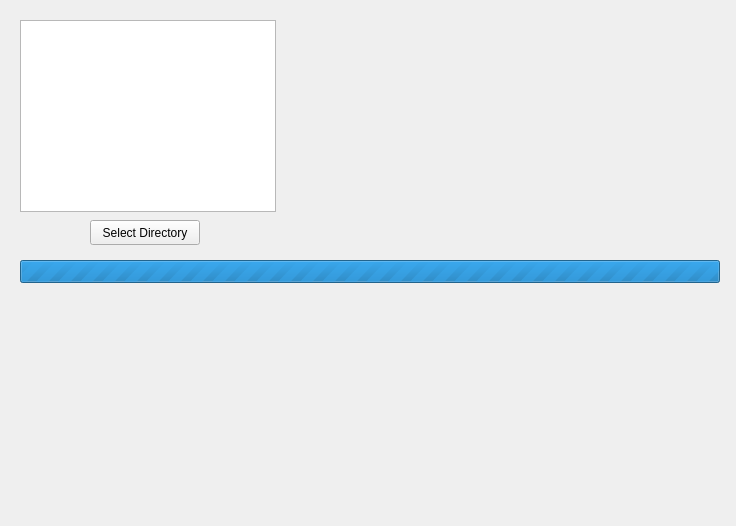
Old version of the form src/mainframe.ui in the repository RareIcubu/Image-to-3D.
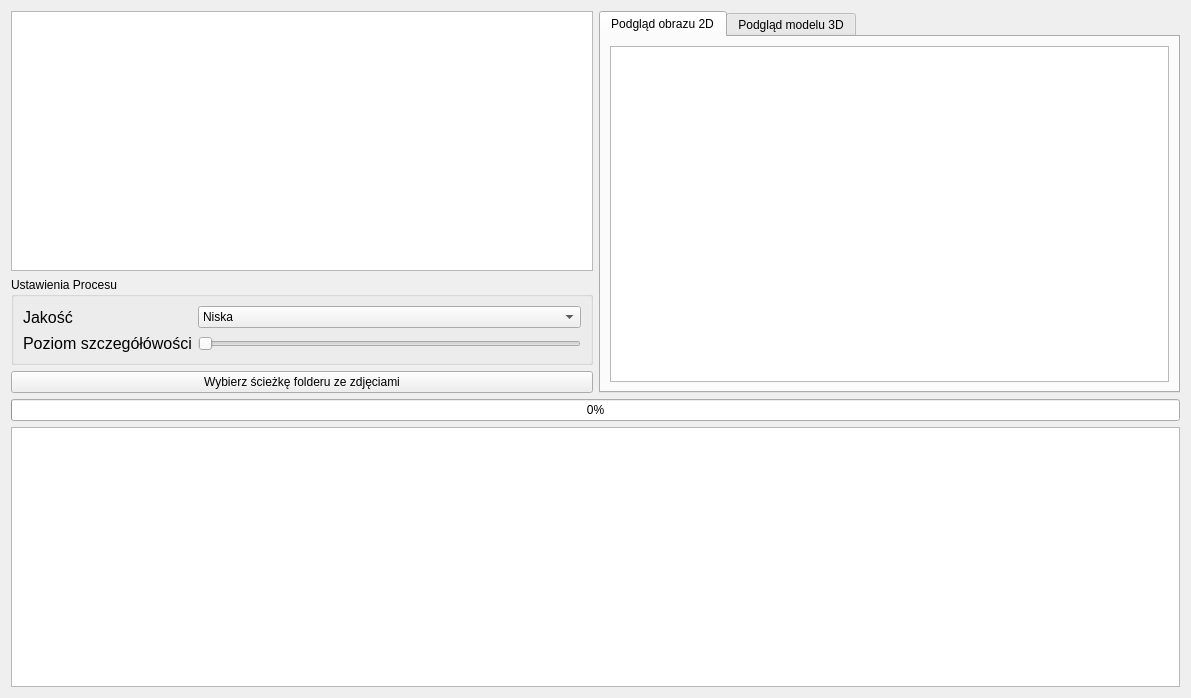
New version of the form.

The edit to the form file:
```diff
--- a/src/mainframe.ui
+++ b/src/mainframe.ui
@@ -6,58 +6,134 @@
    <rect>
     <x>0</x>
     <y>0</y>
-    <width>736</width>
-    <height>526</height>
+    <width>1191</width>
+    <height>698</height>
    </rect>
   </property>
   <property name="windowTitle">
    <string>Frame</string>
   </property>
-  <widget class="QTreeView" name="treeView">
-   <property name="geometry">
-    <rect>
-     <x>20</x>
-     <y>20</y>
-     <width>256</width>
-     <height>192</height>
-    </rect>
-   </property>
-  </widget>
-  <widget class="QPushButton" name="DirectoryButton">
-   <property name="geometry">
-    <rect>
-     <x>90</x>
-     <y>220</y>
-     <width>110</width>
-     <height>25</height>
-    </rect>
-   </property>
-   <property name="text">
-    <string>Select Directory</string>
-   </property>
-  </widget>
-  <widget class="QProgressBar" name="progressBar">
-   <property name="enabled">
-    <bool>true</bool>
-   </property>
-   <property name="geometry">
-    <rect>
-     <x>20</x>
-     <y>260</y>
-     <width>700</width>
-     <height>23</height>
-    </rect>
-   </property>
-   <property name="maximum">
-    <number>0</number>
-   </property>
-   <property name="value">
-    <number>-1</number>
-   </property>
-   <property name="textVisible">
-    <bool>true</bool>
-   </property>
-  </widget>
+  <property name="layoutDirection">
+   <enum>Qt::LayoutDirection::LeftToRight</enum>
+  </property>
+  <layout class="QGridLayout" name="gridLayout">
+   <item row="1" column="0">
+    <widget class="QGroupBox" name="groupBox">
+     <property name="title">
+      <string>Ustawienia Procesu</string>
+     </property>
+     <layout class="QGridLayout" name="gridLayout_3">
+      <item row="0" column="0">
+       <widget class="QLabel" name="label">
+        <property name="font">
+         <font>
+          <pointsize>12</pointsize>
+         </font>
+        </property>
+        <property name="text">
+         <string>Jakość</string>
+        </property>
+       </widget>
+      </item>
+      <item row="0" column="1">
+       <widget class="QComboBox" name="comboBox">
+        <item>
+         <property name="text">
+          <string>Niska</string>
+         </property>
+        </item>
+        <item>
+         <property name="text">
+          <string>Średnia</string>
+         </property>
+        </item>
+        <item>
+         <property name="text">
+          <string>Wysoka</string>
+         </property>
+        </item>
+       </widget>
+      </item>
+      <item row="1" column="0">
+       <widget class="QLabel" name="label_2">
+        <property name="font">
+         <font>
+          <pointsize>12</pointsize>
+         </font>
+        </property>
+        <property name="text">
+         <string>Poziom szczegółówości</string>
+        </property>
+       </widget>
+      </item>
+      <item row="1" column="1">
+       <widget class="QSlider" name="horizontalSlider">
+        <property name="orientation">
+         <enum>Qt::Orientation::Horizontal</enum>
+        </property>
+       </widget>
+      </item>
+     </layout>
+    </widget>
+   </item>
+   <item row="2" column="0">
+    <widget class="QPushButton" name="DirectoryButton">
+     <property name="text">
+      <string>Wybierz ścieżkę folderu ze zdjęciami</string>
+     </property>
+    </widget>
+   </item>
+   <item row="3" column="0" colspan="2">
+    <widget class="QProgressBar" name="progressBar">
+     <property name="enabled">
+      <bool>true</bool>
+     </property>
+     <property name="value">
+      <number>0</number>
+     </property>
+     <property name="orientation">
+      <enum>Qt::Orientation::Horizontal</enum>
+     </property>
+    </widget>
+   </item>
+   <item row="0" column="0">
+    <widget class="QTreeView" name="treeView"/>
+   </item>
+   <item row="4" column="0" colspan="2">
+    <widget class="QTextEdit" name="textEdit">
+     <property name="readOnly">
+      <bool>true</bool>
+     </property>
+    </widget>
+   </item>
+   <item row="0" column="1" rowspan="3">
+    <widget class="QTabWidget" name="tabWidget">
+     <property name="currentIndex">
+      <number>0</number>
+     </property>
+     <widget class="QWidget" name="tab">
+      <attribute name="title">
+       <string>Podgląd obrazu 2D</string>
+      </attribute>
+      <layout class="QHBoxLayout" name="horizontalLayout">
+       <item>
+        <widget class="QGraphicsView" name="graphicsView"/>
+       </item>
+      </layout>
+     </widget>
+     <widget class="QWidget" name="tab_2">
+      <attribute name="title">
+       <string>Podgląd modelu 3D</string>
+      </attribute>
+      <layout class="QGridLayout" name="gridLayout_2">
+       <item row="0" column="0">
+        <widget class="QWidget" name="widget" native="true"/>
+       </item>
+      </layout>
+     </widget>
+    </widget>
+   </item>
+  </layout>
  </widget>
  <resources/>
  <connections/>
```
